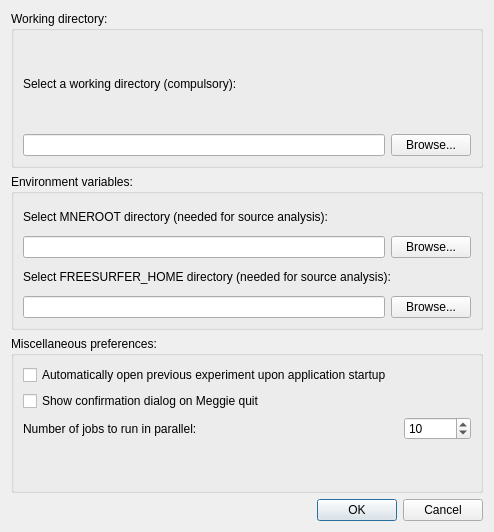
The window that qt4Designer_ui_files/preferencesDialogUi.ui (cibr-jyu/meggie) describes before a commit, drawn with Qt 5.
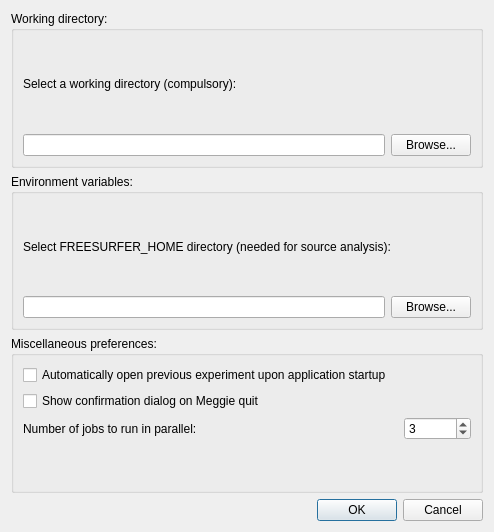
The same window after the commit.

The edit to the form file:
```diff
--- a/qt4Designer_ui_files/preferencesDialogUi.ui
+++ b/qt4Designer_ui_files/preferencesDialogUi.ui
@@ -59,31 +59,6 @@
      </property>
      <layout class="QGridLayout" name="gridLayout">
       <item row="0" column="0">
-       <layout class="QVBoxLayout" name="verticalLayout_4">
-        <item>
-         <widget class="QLabel" name="labelMNERoot">
-          <property name="text">
-           <string>Select MNEROOT directory (needed for source analysis):</string>
-          </property>
-         </widget>
-        </item>
-        <item>
-         <layout class="QHBoxLayout" name="horizontalLayout_2">
-          <item>
-           <widget class="QLineEdit" name="lineEditMNERoot"/>
-          </item>
-          <item>
-           <widget class="QPushButton" name="pushButtonBrowseMNERoot">
-            <property name="text">
-             <string>Browse...</string>
-            </property>
-           </widget>
-          </item>
-         </layout>
-        </item>
-       </layout>
-      </item>
-      <item row="1" column="0">
        <layout class="QVBoxLayout" name="verticalLayout_6">
         <item>
          <widget class="QLabel" name="labelFreeSurferHome">
@@ -162,7 +137,7 @@
            <number>1000000000</number>
           </property>
           <property name="value">
-           <number>10</number>
+           <number>3</number>
           </property>
          </widget>
         </item>
```
